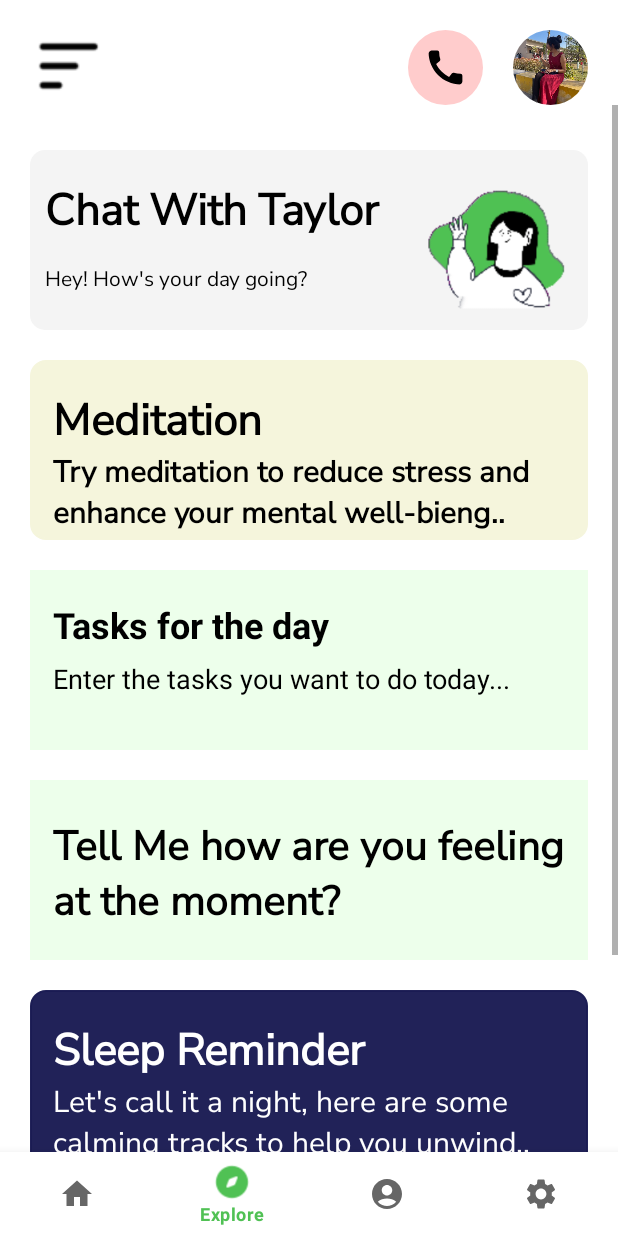
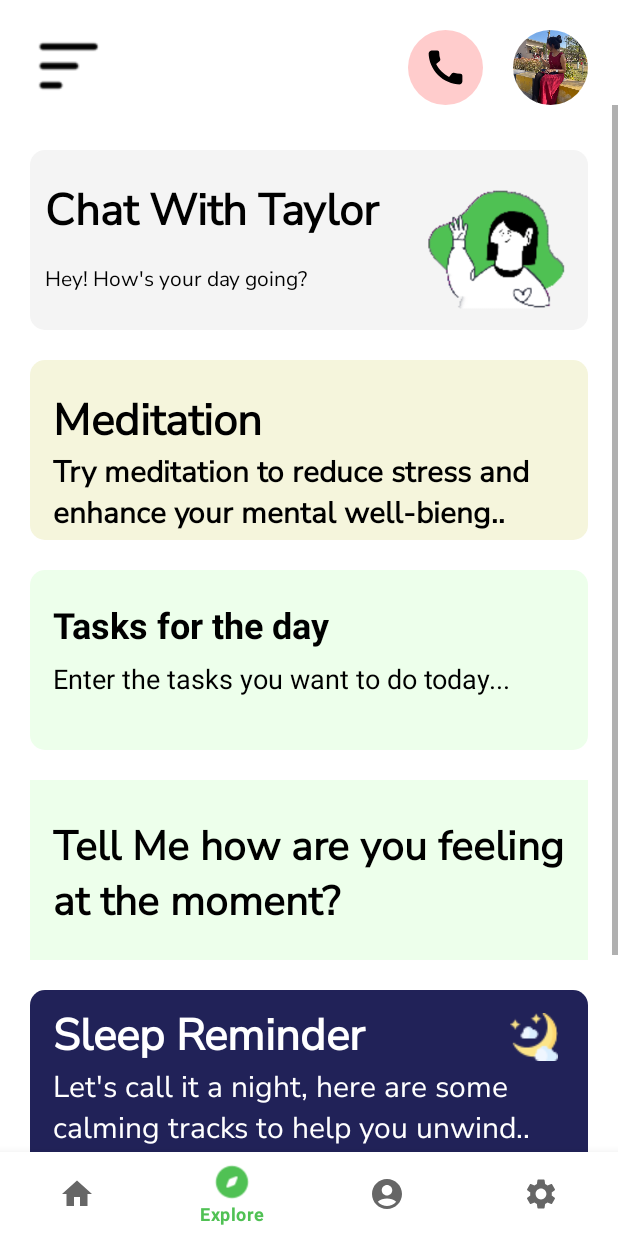
Before and after one commit to HacktivatorsMJ/Halcyon, an Android app: the HomeFragment screen opened directly, with no data from a screen before it, item 2 of the bottom bar chosen, on a phone screen of 412 x 824 dp. Run offline under Robolectric (Android 15) with nearby library versions, the light colour scheme and no system bars; our stand-ins replace CircleImageView, Firebase (no records; nobody signed in at launch, a user with empty details on screens opened directly); pictures from the network do not load.

```diff
--- a/app/src/main/java/com/hacktivators/mentalhealth/Fragments/HomeFragment.java
+++ b/app/src/main/java/com/hacktivators/mentalhealth/Fragments/HomeFragment.java
@@ -47,7 +47,7 @@ public class HomeFragment extends Fragment {
 
 
     View chat_block;
-    LinearLayout foryou, featured;
+    LinearLayout featured;
 
     TextView foryouTXT,featuredTXT;
 
@@ -114,11 +114,14 @@ public class HomeFragment extends Fragment {
             @Override
             public void onClick(View v) {
                 featured.setVisibility(View.GONE);
+                if(hour < 6){
+                    night.setVisibility(View.VISIBLE);
+                }
                 if (hour >= 6 && hour < 12) {
                     morning.setVisibility(View.VISIBLE);
-                } else if (hour >= 12 && hour < 20) {
+                } else if (hour >= 12 && hour <= 20) {
                     noon.setVisibility(View.VISIBLE);
-                } else if (hour >= 21 && hour < 24) {
+                } else if (hour >= 21) {
                     night.setVisibility(View.VISIBLE);
                 }
 
@@ -156,6 +159,10 @@ public class HomeFragment extends Fragment {
        // loadData();
         //Set greeting
 
+
+        if(hour > 0){
+            greeting = "You should be sleeping..";
+        }
         if(hour>=6 && hour<12){
             greeting = "Good Morning";
         } else if(hour>= 12 && hour < 17){
--- a/app/src/main/res/drawable/rounded_corner.xml
+++ b/app/src/main/res/drawable/rounded_corner.xml
@@ -1,8 +1,7 @@
 <?xml version="1.0" encoding="utf-8"?>
 <shape xmlns:android="http://schemas.android.com/apk/res/android"
     android:shape="rectangle">
-    <corners android:radius="10dip"/>
-    <stroke android:width="1dp"/>
+    <corners android:radius="10dp"/>
     <solid android:color="@color/white"/>
 
 </shape>
--- a/app/src/main/res/layout/journel_block.xml
+++ b/app/src/main/res/layout/journel_block.xml
@@ -2,7 +2,8 @@
 <RelativeLayout xmlns:android="http://schemas.android.com/apk/res/android"
     android:layout_width="match_parent"
     android:layout_height="120dp"
-    android:background="#EDFFEB">
+    android:background="@drawable/rounded_corner"
+    android:backgroundTint="#EDFFEB">
 
     <TextView
         android:layout_width="wrap_content"
--- a/app/src/main/res/layout/sleepreminder.xml
+++ b/app/src/main/res/layout/sleepreminder.xml
@@ -1,9 +1,10 @@
 <?xml version="1.0" encoding="utf-8"?>
 <RelativeLayout xmlns:android="http://schemas.android.com/apk/res/android"
     android:layout_width="match_parent"
-    android:layout_height="140dp"
+    android:layout_height="120dp"
     android:background="@drawable/rounded_corner"
-    android:backgroundTint="#F71A1B53">
+    android:backgroundTint="#F71A1B53"
+    >
 
     <TextView
         android:id="@+id/sleep"
@@ -15,7 +16,16 @@
         android:textStyle="bold"
         android:textColor="@color/white"
         android:layout_marginLeft="15dp"
-        android:layout_marginTop="20dp"/>
+        android:layout_marginTop="10dp"/>
+
+
+    <ImageView
+        android:layout_width="wrap_content"
+        android:layout_height="wrap_content"
+        android:src="@drawable/night"
+        android:layout_alignParentEnd="true"
+        android:layout_marginTop="15dp"
+        android:layout_marginEnd="20dp"/>
 
     <TextView
         android:layout_width="wrap_content"
```
Also changed, not shown: app/src/main/res/layout/fragment_home.xml (+5 -7 lines), app/src/main/res/drawable/night.png (added), 1 other file.
